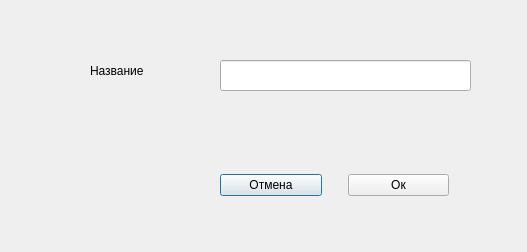
Above: blade/add_category.ui from NikName2021/Discount_project before the change. Below: the same form after it.
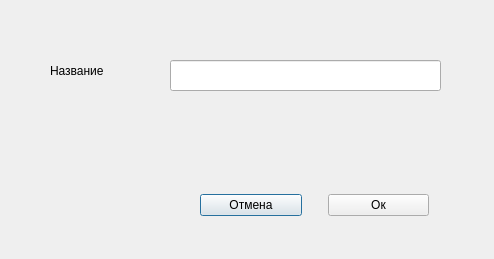
That is the form after the change.

Patch:
```diff
--- a/blade/add_category.ui
+++ b/blade/add_category.ui
@@ -6,8 +6,8 @@
    <rect>
     <x>0</x>
     <y>0</y>
-    <width>527</width>
-    <height>252</height>
+    <width>494</width>
+    <height>259</height>
    </rect>
   </property>
   <property name="windowTitle">
@@ -16,9 +16,9 @@
   <widget class="QLineEdit" name="lineEdit">
    <property name="geometry">
     <rect>
-     <x>220</x>
+     <x>170</x>
      <y>60</y>
-     <width>251</width>
+     <width>271</width>
      <height>31</height>
     </rect>
    </property>
@@ -26,12 +26,16 @@
   <widget class="QLabel" name="label">
    <property name="geometry">
     <rect>
-     <x>90</x>
+     <x>50</x>
      <y>60</y>
      <width>101</width>
      <height>21</height>
     </rect>
    </property>
+   <property name="styleSheet">
+    <string notr="true">font: 11pt &quot;Segoe Print&quot;;
+</string>
+   </property>
    <property name="text">
     <string>Название</string>
    </property>
@@ -39,8 +43,8 @@
   <widget class="QWidget" name="horizontalLayoutWidget">
    <property name="geometry">
     <rect>
-     <x>220</x>
-     <y>160</y>
+     <x>200</x>
+     <y>180</y>
      <width>229</width>
      <height>51</height>
     </rect>
@@ -48,6 +52,9 @@
    <layout class="QHBoxLayout" name="horizontalLayout">
     <item>
      <widget class="QPushButton" name="pushButton">
+      <property name="styleSheet">
+       <string notr="true">font: 9pt &quot;Segoe Print&quot;;</string>
+      </property>
       <property name="text">
        <string>Отмена</string>
       </property>
@@ -68,6 +75,10 @@
     </item>
     <item>
      <widget class="QPushButton" name="pushButton_2">
+      <property name="styleSheet">
+       <string notr="true">font: 9pt &quot;Segoe Print&quot;;
+</string>
+      </property>
       <property name="text">
        <string>Ок</string>
       </property>
```
